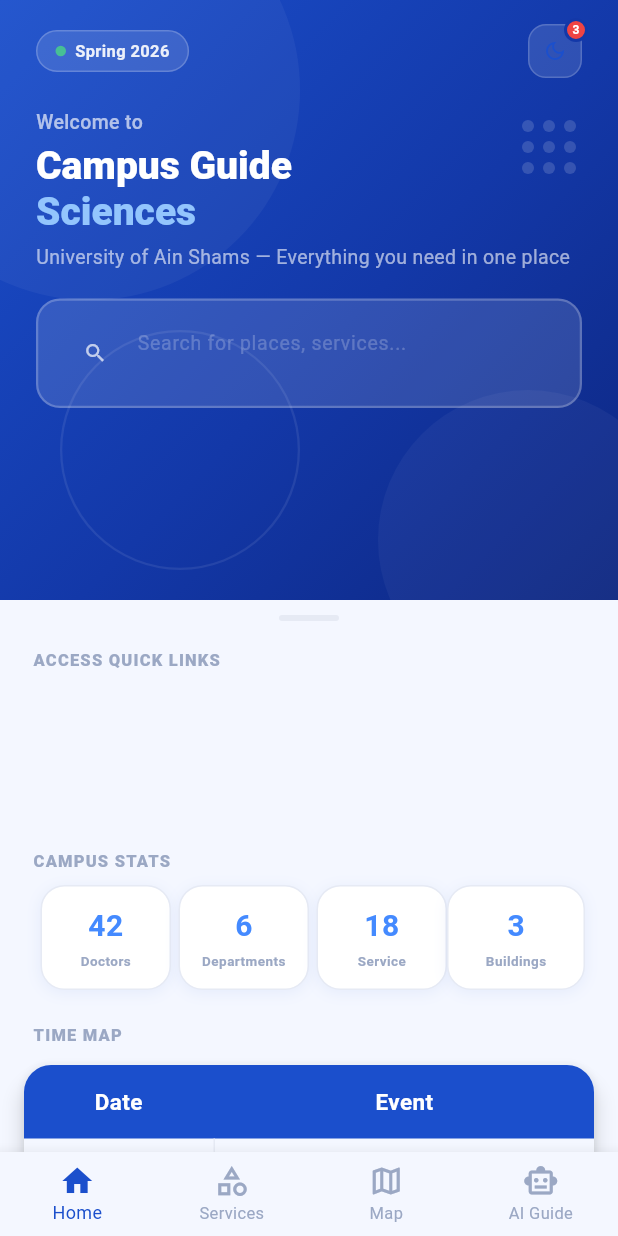
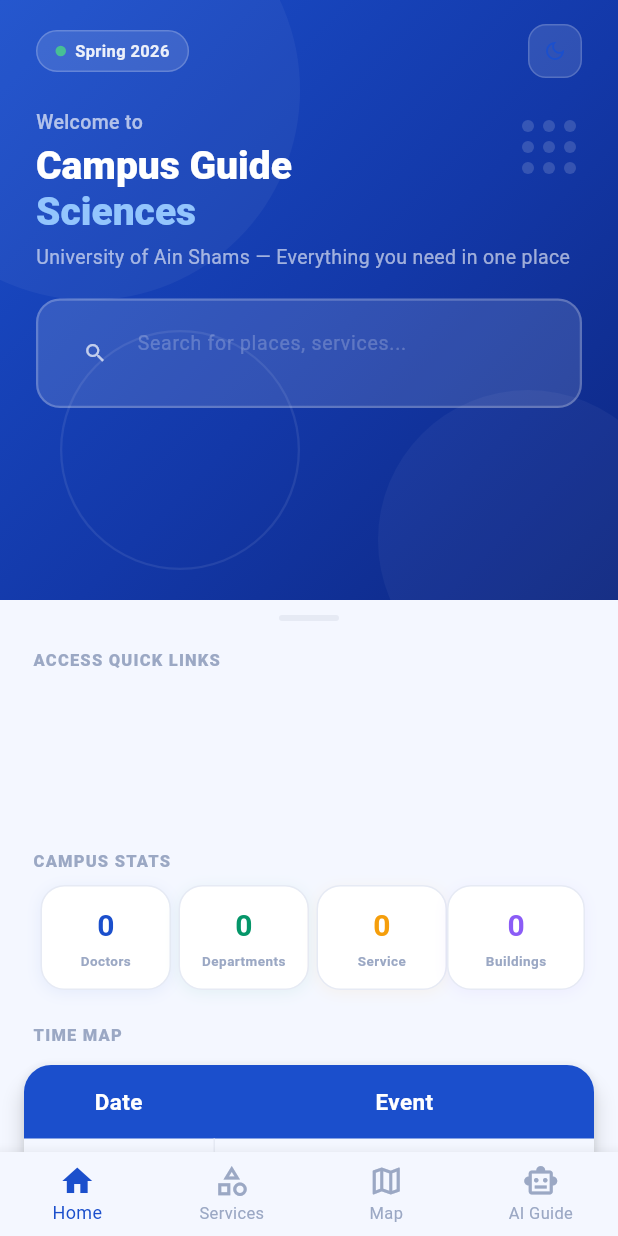
Before and after one commit to mohamed-Ihab55/campus_ai, a Flutter app: the screen it shows after launch, on a phone screen of 412 x 824 dp. Run offline on Flutter 3.47's test engine with Material 3 defaults, Android fonts, the phone set to English and light mode, and no system bars; our stand-ins replace bloc, cloud_firestore, dio, equatable, firebase_core, flutter_bloc and 7 more; accounts and stored records are empty.

Commit message:
add stats cubit and use it to get count

```diff
--- a/lib/features/home_feature/data/cubit/quick_cubit.dart
+++ b/lib/features/home_feature/data/cubits/quick_access_cubit/quick_cubit.dart
@@ -1,5 +1,5 @@
 import 'package:bloc/bloc.dart';
-import 'package:campus_ai/features/home_feature/data/cubit/quick_state.dart';
+import 'package:campus_ai/features/home_feature/data/cubits/quick_access_cubit/quick_state.dart';
 import 'package:campus_ai/features/home_feature/data/services/quick_repo.dart';
 
 class QuickCubit extends Cubit<QuickState> {
--- /dev/null
+++ b/lib/features/home_feature/data/cubits/stats_cubit/stats_cubit.dart
@@ -0,0 +1,42 @@
+import 'package:bloc/bloc.dart';
+import 'package:cloud_firestore/cloud_firestore.dart';
+import 'package:equatable/equatable.dart';
+
+part 'stats_state.dart';
+
+class StatsCubit extends Cubit<StatsState> {
+  StatsCubit() : super(const StatsState());
+
+  Future<int> countDocuments(String collectionName) async {
+    try {
+      final snapshot = await FirebaseFirestore.instance
+          .collection(collectionName)
+          .count()
+          .get();
+
+      return snapshot.count ?? 0;
+    } catch (e) {
+      return 0;
+    }
+  }
+
+  Future<void> loadStats() async {
+    emit(state.copyWith(isLoading: true));
+
+    try {
+      final doctors = await countDocuments('doctors');
+      final departments = await countDocuments('departments');
+      final services = await countDocuments('services');
+      final labs = await countDocuments('labs');
+
+      emit(
+        state.copyWith(
+          isLoading: false,
+          stats: [doctors, departments, services, labs],
+        ),
+      );
+    } catch (e) {
+      emit(state.copyWith(isLoading: false, error: e.toString()));
+    }
+  }
+}
--- /dev/null
+++ b/lib/features/home_feature/data/cubits/stats_cubit/stats_state.dart
@@ -0,0 +1,20 @@
+part of 'stats_cubit.dart';
+
+class StatsState extends Equatable {
+  final bool isLoading;
+  final List<int> stats;
+  final String? error;
+
+  const StatsState({this.isLoading = false, this.stats = const [], this.error});
+
+  StatsState copyWith({bool? isLoading, List<int>? stats, String? error}) {
+    return StatsState(
+      isLoading: isLoading ?? this.isLoading,
+      stats: stats ?? this.stats,
+      error: error,
+    );
+  }
+
+  @override
+  List<Object?> get props => [isLoading, stats, error];
+}
--- a/lib/features/home_feature/presentation/widgets/access_section.dart
+++ b/lib/features/home_feature/presentation/widgets/access_section.dart
@@ -1,5 +1,5 @@
 import 'package:campus_ai/core/theme/app_colors.dart';
-import 'package:campus_ai/features/home_feature/data/cubit/quick_cubit.dart';
+import 'package:campus_ai/features/home_feature/data/cubits/quick_access_cubit/quick_cubit.dart';
 import 'package:campus_ai/features/home_feature/data/services/quick_repo.dart';
 import 'package:campus_ai/features/home_feature/presentation/widgets/feature_label.dart';
 import 'package:campus_ai/features/home_feature/presentation/widgets/quick_access_row.dart';
--- a/lib/features/home_feature/presentation/widgets/custom_home_app_bar.dart
+++ b/lib/features/home_feature/presentation/widgets/custom_home_app_bar.dart
@@ -69,29 +69,6 @@
                 ),
               ),
             ),
-            Positioned(
-              top: -4,
-              right: -4,
-              child: Container(
-                width: 16,
-                height: 16,
-                decoration: BoxDecoration(
-                  color: AppColors.red,
-                  shape: BoxShape.circle,
-                  border: Border.all(color: const Color(0xFF1338A8), width: 2),
-                ),
-                child: const Center(
-                  child: Text(
-                    '3',
-                    style: TextStyle(
-                      fontSize: 8,
-                      fontWeight: FontWeight.w700,
-                      color: Colors.white,
-                    ),
-                  ),
-                ),
-              ),
-            ),
           ],
         ),
       ],
--- a/lib/features/home_feature/presentation/widgets/quick_access_row.dart
+++ b/lib/features/home_feature/presentation/widgets/quick_access_row.dart
@@ -1,5 +1,5 @@
-import 'package:campus_ai/features/home_feature/data/cubit/quick_cubit.dart';
-import 'package:campus_ai/features/home_feature/data/cubit/quick_state.dart';
+import 'package:campus_ai/features/home_feature/data/cubits/quick_access_cubit/quick_cubit.dart';
+import 'package:campus_ai/features/home_feature/data/cubits/quick_access_cubit/quick_state.dart';
 import 'package:flutter/material.dart';
 import 'package:flutter_bloc/flutter_bloc.dart';
 import 'quick_card.dart';
--- a/lib/features/home_feature/presentation/widgets/stats_strip.dart
+++ b/lib/features/home_feature/presentation/widgets/stats_strip.dart
@@ -1,26 +1,40 @@
 import 'package:campus_ai/core/theme/app_colors.dart';
+import 'package:campus_ai/features/home_feature/data/cubits/stats_cubit/stats_cubit.dart';
 import 'package:flutter/material.dart';
+import 'package:flutter_bloc/flutter_bloc.dart';
 
 class StatsStrip extends StatelessWidget {
-  final _stats = const [
-    ('42', 'Doctors', AppColors.primary),
-    ('6', 'Departments', AppColors.green),
-    ('18', 'Service', AppColors.amber),
-    ('3', 'Buildings', AppColors.purple),
-  ];
-
   const StatsStrip({super.key});
 
   @override
   Widget build(BuildContext context) {
+    final labels = [
+      ('Doctors', AppColors.primary),
+      ('Departments', AppColors.green),
+      ('Service', AppColors.amber),
+      ('Buildings', AppColors.purple),
+    ];
+
+    return BlocProvider(
+      create: (_) => StatsCubit()..loadStats(),
+      child: BlocBuilder<StatsCubit, StatsState>(
+        builder: (context, state) {
+          if (state.isLoading) {
+            return const Center(child: CircularProgressIndicator());
+          }
+
           return Padding(
             padding: const EdgeInsets.symmetric(horizontal: 22),
             child: Row(
-        children: _stats.map((s) {
+              children: List.generate(labels.length, (index) {
+                final item = labels[index];
+                final count =
+                    state.stats.isNotEmpty ? state.stats[index].toString() : '0';
+
                 return Expanded(
                   child: Container(
                     margin: EdgeInsets.only(
-                left: s == _stats.last ? 0 : 5,
+                      left: index == labels.length - 1 ? 0 : 5,
                     ),
                     padding: const EdgeInsets.symmetric(vertical: 12),
                     decoration: BoxDecoration(
@@ -29,7 +43,7 @@
                       border: Border.all(color: AppColors.border),
                       boxShadow: [
                         BoxShadow(
-                    color: AppColors.primary.withValues(alpha: 0.07),
+                          color: item.$2.withValues(alpha: 0.07),
                           blurRadius: 8,
                           offset: const Offset(0, 2),
                         ),
@@ -38,16 +52,16 @@
                     child: Column(
                       children: [
                         Text(
-                    s.$1,
-                    style: const TextStyle(
+                          count,
+                          style: TextStyle(
                             fontSize: 20,
                             fontWeight: FontWeight.w600,
-                      color: Colors.blueAccent,
+                            color: item.$2,
                           ),
                         ),
                         const SizedBox(height: 2),
                         Text(
-                    s.$2,
+                          item.$1,
                           style: const TextStyle(
                             fontSize: 9,
                             fontWeight: FontWeight.w700,
@@ -59,7 +73,10 @@
                     ),
                   ),
                 );
-        }).toList(),
+              }),
+            ),
+          );
+        },
       ),
     );
   }
```
Also changed, not shown: lib/features/home_feature/data/cubits/quick_access_cubit/quick_state.dart (renamed from lib/features/home_feature/data/cubit/quick_state.dart). Lines whose indentation alone changed are shown as unchanged.
